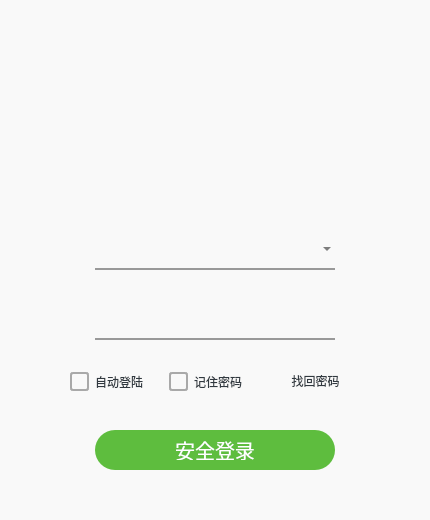
Qt form ui/login.ui (yuri2078/qtMysql) before a commit.
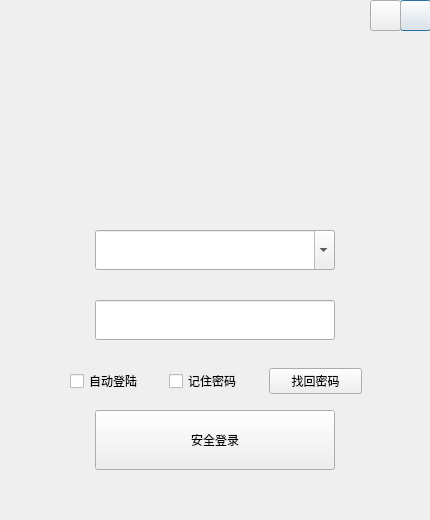
The same form after that commit. Icons and pictures are not drawn.

Diff of the .ui file:
```diff
--- a/ui/login.ui
+++ b/ui/login.ui
@@ -14,134 +14,7 @@
    <string>Login</string>
   </property>
   <property name="styleSheet">
-   <string notr="true">QDialog#login {
-	background-color: #F9F9F9;
-	border-radius: 10px;
-}
-
-QPushButton#button_close,
-QPushButton#button_min {
-	border: none;
-	background-color: transparent;
-	color: #666666;
-	font-size: 22px;
-}
-
-QPushButton#button_close:hover,
-QPushButton#button_min:hover {
-	background-color: rgba(0, 0, 0, 0.1);
-}
-
-QPushButton#button_close:pressed,
-QPushButton#button_min:pressed {
-	background-color: rgba(0, 0, 0, 0.2);
-}
-
-#username,
-#password {
-	border: none;
-	border-bottom: 2px solid #999999;
-	background-color: transparent;
-	font-size: 18px;
-	color: #333333;
-}
-
-#username:hover,
-#password:hover {
-	border-bottom: 2px solid #3EB1E8;
-}
-
-#username:focus,
-#password:focus {
-	border-bottom: 2px solid #5EBD3E;
-}
-
-QPushButton#button_login {
-	background-color: #5EBD3E;
-	color: #FFFFFF;
-	border-radius: 20px;
-	padding: 10px 30px;
-	border: none;
-	font-size: 20px;
-	margin-top: 20px;
-}
-
-QPushButton#button_login:hover {
-	background-color: #3EB1E8;
-}
-
-QPushButton#button_login:pressed {
-	background-color: #FFFFFF;
-	color: #5EBD3E;
-}
-
-#remember_password,
-#auto_login,
-#get_back_password {
-	border: none;
-	color: rgba(1, 11, 20, 0.808);
-	background-color: transparent;
-}
-
-QCheckBox::indicator {
-	width: 15px;
-	height: 15px;
-}
-
-QCheckBox::indicator:unchecked {
-	border: 2px solid #A9A9A9;
-	border-radius: 3px;
-}
-
-QCheckBox::indicator:unchecked:hover {
-	border: 2px solid #3EB1E8;
-}
-
-QCheckBox::indicator:checked {
-	background-color: #3EB1E8;
-	border-radius: 3px;
-	border: none;
-}
-
-QCheckBox::indicator:checked:hover {
-	background-color: #5EBD3E;
-}
-
-QCheckBox::indicator:indeterminate {
-	border: 2px solid #A9A9A9;
-	background-color: #A9A9A9;
-	border-radius: 3px;
-}
-
-QCheckBox::indicator:indeterminate:hover {
-	background-color: #3EB1E8;
-}
-
-
-
-
-QMessageBox {
-    background-color: #F5F5F5;
-    border: 2px solid #333333;
-    font-size: 14px;
-}
-
-QMessageBox QLabel {
-    color: #333333;
-}
-
-QMessageBox QPushButton {
-    background-color: #333333;
-    color: #F5F5F5;
-    padding: 5px;
-    border-radius: 3px;
-    min-width: 80px;
-}
-
-QMessageBox QPushButton:hover {
-    background-color: #666666;
-}
-</string>
+   <string notr="true"/>
   </property>
   <widget class="QLabel" name="bg">
    <property name="geometry">
```
Left out of the diff: 2 changed lines with no effect on the pictures.
